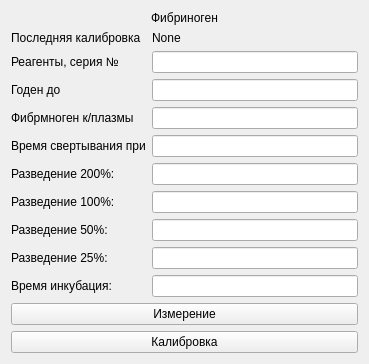
Old version of the form choisedialog/ko3.ui in the repository krang4d/Agrekola.
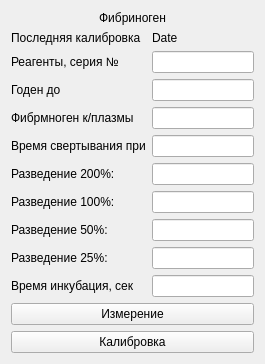
New version of the form.

```diff
--- a/choisedialog/ko3.ui
+++ b/choisedialog/ko3.ui
@@ -6,7 +6,7 @@
    <rect>
     <x>0</x>
     <y>0</y>
-    <width>369</width>
+    <width>265</width>
     <height>344</height>
    </rect>
   </property>
@@ -45,7 +45,7 @@
         </size>
        </property>
        <property name="text">
-        <string>None</string>
+        <string>Date</string>
        </property>
       </widget>
      </item>
@@ -132,7 +132,10 @@
      <item row="9" column="0">
       <widget class="QLabel" name="label_61">
        <property name="text">
-        <string>Время инкубация:</string>
+        <string>Время инкубация, сек</string>
+       </property>
+       <property name="buddy">
+        <cstring>lineEdit_4</cstring>
        </property>
       </widget>
      </item>
```
Left out of the diff: 24 changed lines with no effect on the pictures.
